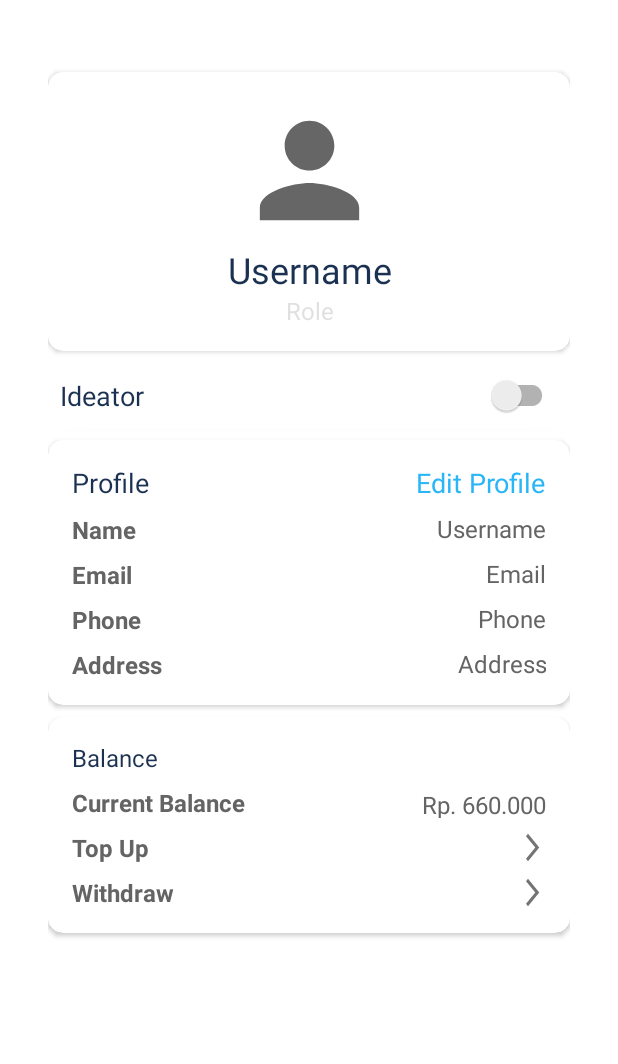
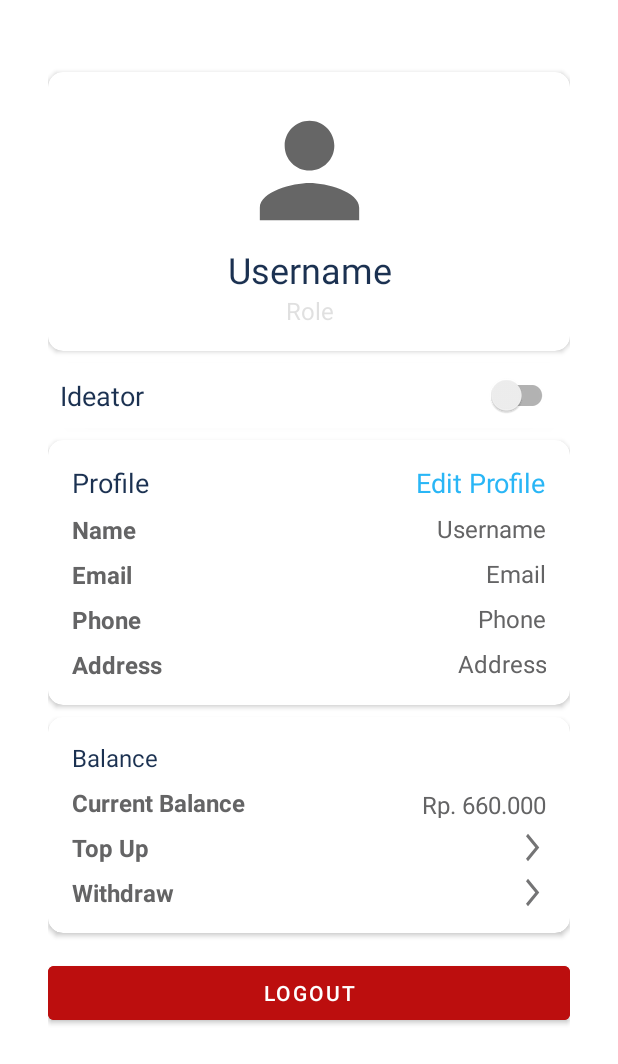
Before and after one commit to tangguhtriprasetyo/Elevate, an Android app: the layout fragment_profile.xml on its own in the app's theme, with its tools: preview values and no code run, on a phone screen of 412 x 824 dp. Shown: the top 1064 px of the screen. Run offline under Robolectric (Android 15) with nearby library versions, the phone set to English and light mode, and no system bars; Roboto replaces fonts that are not available here.

Commit message:
FunderProgress Done + Logout Done

```diff
--- a/app/src/main/java/com/bangkit/elevate/ui/splashscreen/SplashScreenActivity.kt
+++ b/app/src/main/java/com/bangkit/elevate/ui/splashscreen/SplashScreenActivity.kt
@@ -30,7 +30,6 @@ class SplashScreenActivity : AppCompatActivity() {
                 user.uid = firebaseUser.uid
                 user.username = firebaseUser.displayName
                 val intent = Intent(this@SplashScreenActivity, MainActivity::class.java)
-                intent.putExtra(MainActivity.EXTRA_USER, user)
                 startActivity(intent)
                 finish()
 
--- a/app/src/main/res/layout/fragment_profile.xml
+++ b/app/src/main/res/layout/fragment_profile.xml
@@ -1,12 +1,17 @@
 <?xml version="1.0" encoding="utf-8"?>
-<androidx.constraintlayout.widget.ConstraintLayout xmlns:android="http://schemas.android.com/apk/res/android"
+<ScrollView xmlns:android="http://schemas.android.com/apk/res/android"
     xmlns:app="http://schemas.android.com/apk/res-auto"
     xmlns:tools="http://schemas.android.com/tools"
     android:id="@+id/ProfileFrag"
     android:layout_width="match_parent"
     android:layout_height="match_parent"
-    android:padding="@dimen/parent_layout_padding"
+    android:layout_marginBottom="?attr/actionBarSize"
     tools:context=".ui.dashboard.profile.ProfileFragment">
+
+    <androidx.constraintlayout.widget.ConstraintLayout
+        android:layout_width="match_parent"
+        android:layout_height="wrap_content"
+        android:padding="@dimen/parent_layout_padding">
 
         <androidx.cardview.widget.CardView
             android:id="@+id/ProfileCard"
@@ -283,7 +288,6 @@
                 android:layout_height="match_parent"
                 android:padding="@dimen/activity_vertical_margin">
 
-
                 <TextView
                     android:id="@+id/textView16"
                     style="@style/SectionTitleStyle"
@@ -389,4 +393,19 @@
             </androidx.constraintlayout.widget.ConstraintLayout>
         </androidx.cardview.widget.CardView>
 
+
+        <Button
+            android:id="@+id/btn_logout"
+            android:layout_width="match_parent"
+            android:layout_height="wrap_content"
+            android:layout_marginTop="16dp"
+            android:backgroundTint="@color/red"
+            android:padding="8dp"
+            android:text="LOGOUT"
+            android:textAlignment="center"
+            app:layout_constraintEnd_toEndOf="parent"
+            app:layout_constraintStart_toStartOf="parent"
+            app:layout_constraintTop_toBottomOf="@+id/cardBalance" />
+
     </androidx.constraintlayout.widget.ConstraintLayout>
+</ScrollView>
```
Also changed, not shown: app/src/main/java/com/bangkit/elevate/data/firebase/FirebaseServices.kt (+9 -28 lines), app/src/main/java/com/bangkit/elevate/ui/dashboard/MainActivity.kt (+8 -7 lines), app/src/main/java/com/bangkit/elevate/ui/dashboard/funder/FunderProgressFragment.kt (+16 -13 lines), app/src/main/java/com/bangkit/elevate/ui/dashboard/funder/FunderProgressViewModel.kt (+1 -15 lines), app/src/main/java/com/bangkit/elevate/ui/dashboard/home/HomeFragment.kt (+3 -4 lines), app/src/main/java/com/bangkit/elevate/ui/dashboard/profile/ProfileFragment.kt (+17 -0 lines), app/src/main/java/com/bangkit/elevate/ui/login/LoginActivity.kt (+5 -4 lines), app/src/main/res/layout/activity_main.xml (+11 -0 lines). Lines whose indentation alone changed are shown as unchanged.
